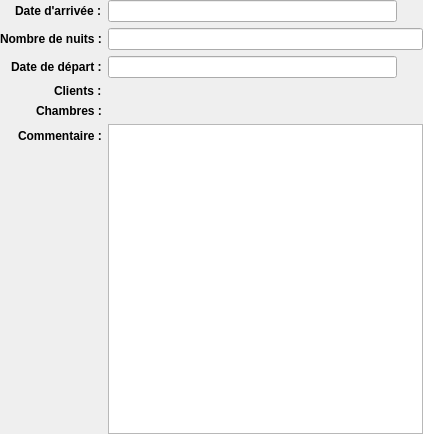
The window that sources/Booking/BookingForm.ui (aurelien35/loteliQt) describes before a commit, drawn with Qt 5.
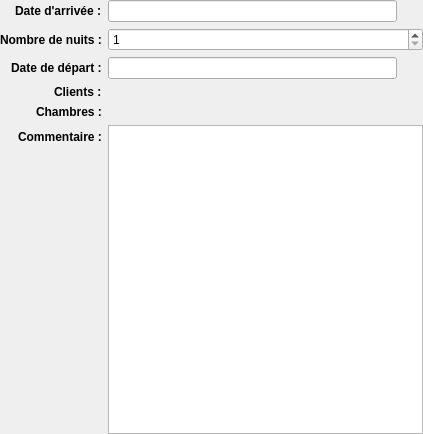
The same window after the commit. Icons and pictures are not drawn.

Commit message: Booking form

Patch:
```diff
--- a/sources/Booking/BookingForm.ui
+++ b/sources/Booking/BookingForm.ui
@@ -46,13 +46,6 @@
      </property>
     </widget>
    </item>
-   <item row="1" column="1">
-    <widget class="QLineEdit" name="lineEditDays">
-     <property name="inputMask">
-      <string>9000; </string>
-     </property>
-    </widget>
-   </item>
    <item row="3" column="0">
     <widget class="QLabel" name="label_3">
      <property name="font">
@@ -194,6 +187,16 @@
      </item>
     </layout>
    </item>
+   <item row="1" column="1">
+    <widget class="QSpinBox" name="spinBoxDays">
+     <property name="minimum">
+      <number>1</number>
+     </property>
+     <property name="maximum">
+      <number>999999</number>
+     </property>
+    </widget>
+   </item>
   </layout>
  </widget>
  <resources>
```
The commit also changes 19 other files.
